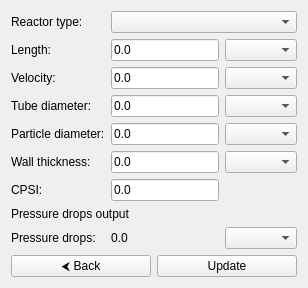
Above: GUI/Ubuntu/src/gui/ui/output/pressure_drops_page.ui from srebughini/ASALI before the change. Below: the same form after it.
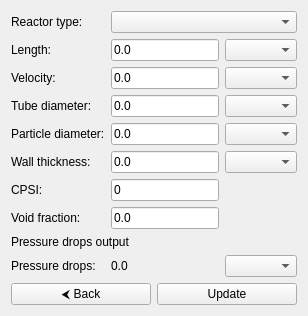
That is the form after the change.

Commit message: Add pressure drops calculator

The edit to the form file:
```diff
--- a/GUI/Ubuntu/src/gui/ui/output/pressure_drops_page.ui
+++ b/GUI/Ubuntu/src/gui/ui/output/pressure_drops_page.ui
@@ -127,13 +127,29 @@
             <item row="6" column="1">
                 <widget class="QLineEdit" name="cpsiValue" >
                     <property name="text">
-                        <string>0.0</string>
+                        <string>0</string>
                     </property>
                 </widget>
             </item>
 
             <!-- Row 7 -->
-            <item row="7" column="0" colspan="3">
+            <item row="7" column="0">
+                <widget class="QLabel" name="epsiLabel">
+                    <property name="text">
+                        <string>Void fraction:</string>
+                    </property>
+                </widget>
+            </item>
+            <item row="7" column="1">
+                <widget class="QLineEdit" name="epsiValue" >
+                    <property name="text">
+                        <string>0.0</string>
+                    </property>
+                </widget>
+            </item>
+
+            <!-- Row 8 -->
+            <item row="8" column="0" colspan="3">
                 <widget class="QLabel" name="outputLabel">
                     <property name="text">
                         <string>Pressure drops output</string>
@@ -142,29 +158,29 @@
             </item>
 
 
-            <!-- Row 8 -->
-            <item row="8" column="0">
+            <!-- Row 9 -->
+            <item row="9" column="0">
                 <widget class="QLabel" name="pressureDropsOutputLabel">
                     <property name="text">
                         <string>Pressure drops:</string>
                     </property>
                 </widget>
             </item>
-            <item row="8" column="1">
+            <item row="9" column="1">
                 <widget class="QLabel" name="pressureDropsValueLabel">
                     <property name="text">
                         <string>0.0</string>
                     </property>
                 </widget>
             </item>
-            <item row="8" column="2">
+            <item row="9" column="2">
                 <widget class="QComboBox" name="pressureDropsOutputComboBox">
                 </widget>
             </item>
 
 
-            <!-- Row 9 -->
-            <item row="9" column="0" colspan="3">
+            <!-- Row 10 -->
+            <item row="10" column="0" colspan="3">
                 <layout class="QHBoxLayout" name="buttonLayout">
                     <item>
                         <widget class="QPushButton" name="backButton">
```
The commit also changes 6 other files.
